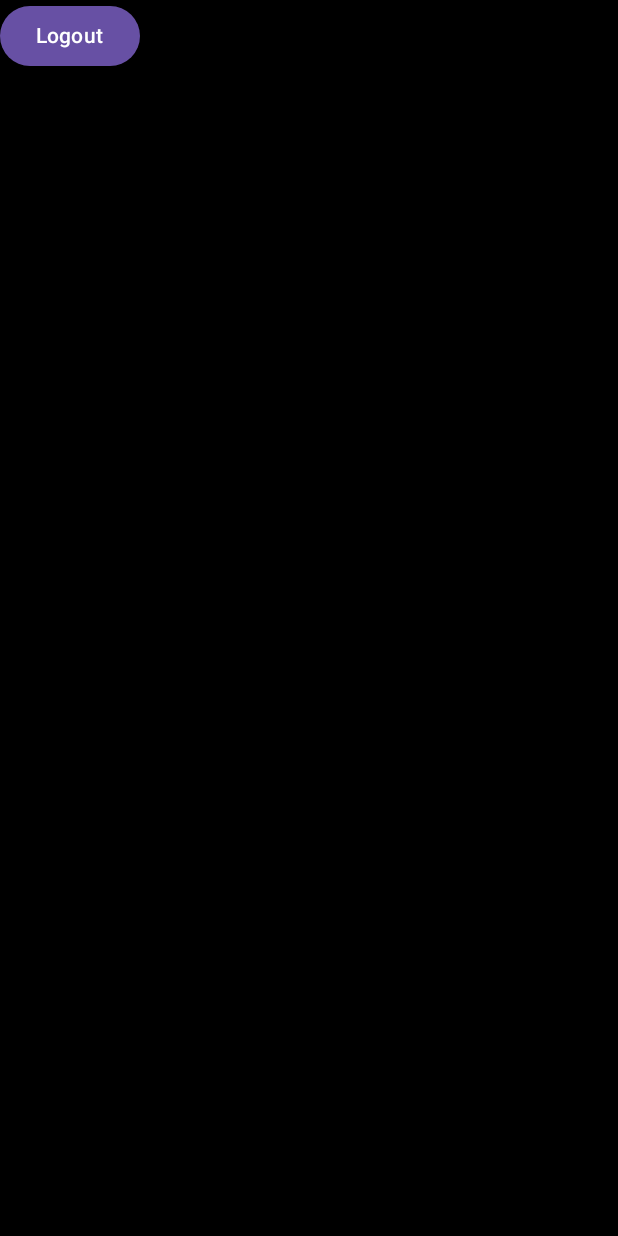
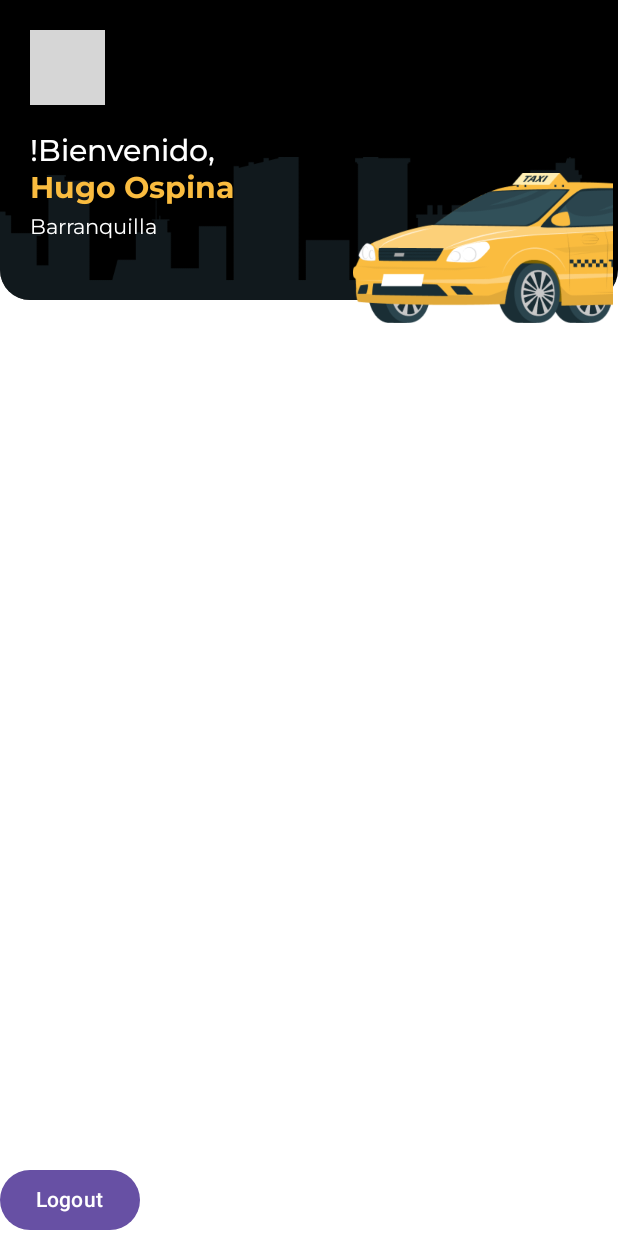
Before and after one commit to tarifaoficialtaxis/TaximetroUsuarioAndroid, an Android app built with Jetpack Compose: the HomeActivity screen opened directly, with no data from a screen before it, on a phone screen of 412 x 824 dp. Run offline under Robolectric (Android 15) with nearby library versions, the phone set to English and light mode, and no system bars; pictures from the network do not load; grey boxes are pictures that could not be loaded.

Commit message:
General updates

```diff
--- a/app/build.gradle.kts
+++ b/app/build.gradle.kts
@@ -70,6 +70,8 @@ dependencies {
     implementation(libs.androidx.media3.exoplayer)
     implementation(libs.androidx.media3.ui)
 
+    implementation(libs.coil.compose)
+
     testImplementation(libs.junit)
     androidTestImplementation(libs.androidx.junit)
     androidTestImplementation(libs.androidx.espresso.core)
--- a/app/src/main/java/com/mitarifamitaxi/taximetrousuario/activities/HomeActivity.kt
+++ b/app/src/main/java/com/mitarifamitaxi/taximetrousuario/activities/HomeActivity.kt
@@ -6,15 +6,39 @@ import androidx.activity.compose.setContent
 import androidx.activity.enableEdgeToEdge
 import androidx.activity.viewModels
 import androidx.appcompat.app.AppCompatActivity
+import androidx.compose.foundation.Image
+import androidx.compose.foundation.background
+import androidx.compose.foundation.border
+import androidx.compose.foundation.layout.Box
 import androidx.compose.foundation.layout.Column
+import androidx.compose.foundation.layout.Spacer
+import androidx.compose.foundation.layout.fillMaxSize
+import androidx.compose.foundation.layout.fillMaxWidth
+import androidx.compose.foundation.layout.height
+import androidx.compose.foundation.layout.offset
+import androidx.compose.foundation.layout.padding
+import androidx.compose.foundation.layout.size
+import androidx.compose.foundation.layout.width
+import androidx.compose.foundation.shape.CircleShape
+import androidx.compose.foundation.shape.RoundedCornerShape
 import androidx.compose.material3.Button
 import androidx.compose.material3.Text
 import androidx.compose.runtime.Composable
 import androidx.compose.ui.Alignment
 import androidx.compose.ui.Modifier
+import androidx.compose.ui.draw.clip
+import androidx.compose.ui.layout.ContentScale
+import androidx.compose.ui.res.colorResource
+import androidx.compose.ui.res.painterResource
+import androidx.compose.ui.res.stringResource
+import androidx.compose.ui.text.font.FontWeight
+import androidx.compose.ui.unit.dp
+import androidx.compose.ui.unit.sp
 import androidx.core.view.ViewCompat
 import androidx.core.view.WindowInsetsCompat
+import coil.compose.rememberAsyncImagePainter
 import com.mitarifamitaxi.taximetrousuario.R
+import com.mitarifamitaxi.taximetrousuario.helpers.MontserratFamily
 import com.mitarifamitaxi.taximetrousuario.viewmodels.HomeViewModel
 import com.mitarifamitaxi.taximetrousuario.viewmodels.HomeViewModelFactory
 import com.mitarifamitaxi.taximetrousuario.viewmodels.LoginViewModel
@@ -39,8 +63,95 @@ class HomeActivity : AppCompatActivity() {
 
     ) {
         Column(
-            horizontalAlignment = Alignment.CenterHorizontally,
+            modifier = Modifier
+                .fillMaxSize()
+                .background(colorResource(id = R.color.white)),
         ) {
+
+
+            Box(
+                modifier = Modifier
+                    .fillMaxWidth()
+                    .height(200.dp)
+                    .background(
+                        colorResource(id = R.color.black),
+                        shape = RoundedCornerShape(bottomStart = 20.dp, bottomEnd = 20.dp)
+                    )
+
+            ) {
+                Image(
+                    painter = painterResource(id = R.drawable.city_background3),
+                    contentDescription = null,
+                    contentScale = ContentScale.FillWidth,
+                    modifier = Modifier
+                        .fillMaxWidth()
+                        .height(95.dp)
+                        .align(Alignment.BottomCenter)
+                        .clip(RoundedCornerShape(bottomStart = 20.dp, bottomEnd = 20.dp))
+
+                )
+
+                Column(
+                    modifier = Modifier
+                        .fillMaxSize()
+                        .padding(20.dp),
+                ) {
+
+                    Image(
+                        painter = rememberAsyncImagePainter("https://nypost.com/wp-content/uploads/sites/2/2023/01/Bianca-Censori-09.jpg"),
+                        contentDescription = null,
+                        modifier = Modifier
+                            .size(50.dp)
+                            .border(2.dp, colorResource(id = R.color.white), CircleShape)
+                            .clip(CircleShape)
+                    )
+                    Spacer(modifier = Modifier.height(18.dp))
+                    Text(
+                        text = stringResource(id = R.string.welcome_home),
+                        color = colorResource(id = R.color.white),
+                        fontSize = 20.sp,
+                        fontFamily = MontserratFamily,
+                        fontWeight = FontWeight.Medium,
+                        modifier = Modifier
+                            .align(Alignment.Start)
+                    )
+
+                    Text(
+                        text = "Hugo Ospina",
+                        color = colorResource(id = R.color.main),
+                        fontSize = 20.sp,
+                        fontFamily = MontserratFamily,
+                        fontWeight = FontWeight.Bold,
+                        modifier = Modifier
+                            .align(Alignment.Start)
+                    )
+                    Spacer(modifier = Modifier.height(5.dp))
+
+                    Text(
+                        text = "Barranquilla",
+                        color = colorResource(id = R.color.white),
+                        fontSize = 14.sp,
+                        fontFamily = MontserratFamily,
+                        fontWeight = FontWeight.Normal,
+                        modifier = Modifier
+                            .align(Alignment.Start)
+                    )
+                }
+
+                Image(
+                    painter = painterResource(id = R.drawable.home_taxi),
+                    contentDescription = null,
+                    modifier = Modifier
+                        .width(220.dp)
+                        .height(100.dp)
+                        .align(Alignment.BottomEnd)
+                        .offset(x = 20.dp, y = 15.dp)
+                )
+            }
+
+
+            Spacer(modifier = Modifier.weight(1.0f))
+
             Button(onClick = {
                 viewModel.logout(
                     onLogoutComplete = {
--- a/app/src/main/java/com/mitarifamitaxi/taximetrousuario/activities/MainActivity.kt
+++ b/app/src/main/java/com/mitarifamitaxi/taximetrousuario/activities/MainActivity.kt
@@ -31,11 +31,13 @@ class MainActivity : AppCompatActivity() {
 
         AppCompatDelegate.setDefaultNightMode(AppCompatDelegate.MODE_NIGHT_NO)
 
-        setContent {
+        /*setContent {
             SplashScreen {
                 validateNextScreen()
             }
-        }
+        }*/
+
+        validateNextScreen()
 
 
     }
--- a/app/src/main/res/values/strings.xml
+++ b/app/src/main/res/values/strings.xml
@@ -30,5 +30,6 @@
     <string name="already_account">¿Ya tienes una cuenta?</string>
     <string name="login_here">Inicia sesión aquí</string>
 
+    <string name="welcome_home">!Bienvenido,</string>
 
 </resources>
--- a/gradle/libs.versions.toml
+++ b/gradle/libs.versions.toml
@@ -1,6 +1,7 @@
 [versions]
 activityCompose = "1.10.0"
 agp = "8.8.0"
+coilCompose = "2.5.0"
 firebaseBom = "32.7.0"
 gson = "2.10.1"
 kotlin = "1.9.24"
@@ -25,6 +26,7 @@ androidx-lifecycle-viewmodel-compose = { module = "androidx.lifecycle:lifecycle-
 androidx-material-icons-extended = { module = "androidx.compose.material:material-icons-extended" }
 androidx-media3-exoplayer = { module = "androidx.media3:media3-exoplayer", version.ref = "media3Exoplayer" }
 androidx-media3-ui = { module = "androidx.media3:media3-ui", version.ref = "media3Ui" }
+coil-compose = { module = "io.coil-kt:coil-compose", version.ref = "coilCompose" }
 firebase-analytics-ktx = { module = "com.google.firebase:firebase-analytics-ktx" }
 firebase-auth = { module = "com.google.firebase:firebase-auth" }
 firebase-bom = { module = "com.google.firebase:firebase-bom", version.ref = "firebaseBom" }
```
Also changed, not shown: app/src/main/res/drawable/city_background3.png (added), app/src/main/res/drawable/home_pqrs_button.png (added), app/src/main/res/drawable/home_sos_button.png (added), app/src/main/res/drawable/home_taxi.png (added), app/src/main/res/drawable/home_taximetro_button.png (added).
